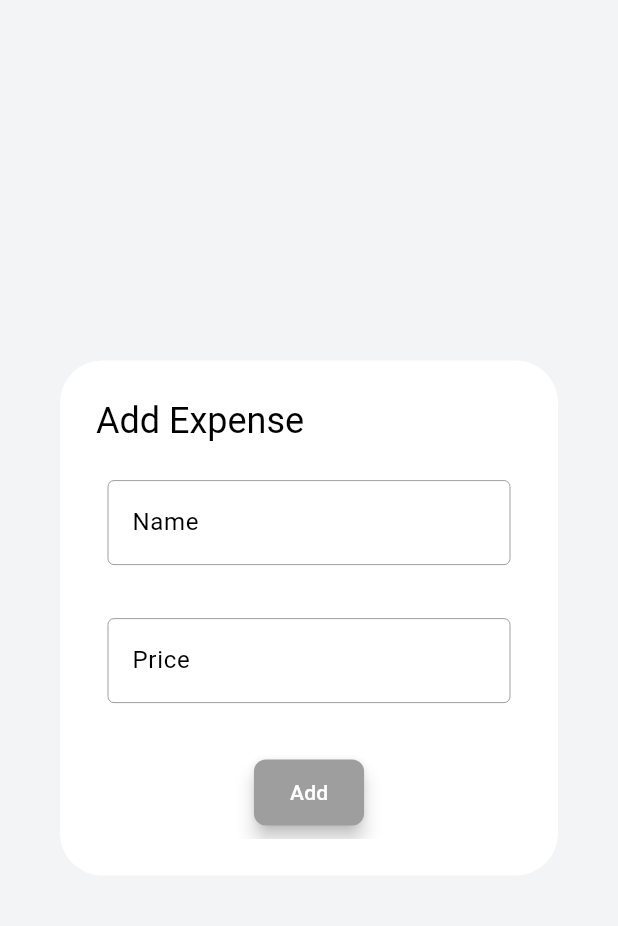
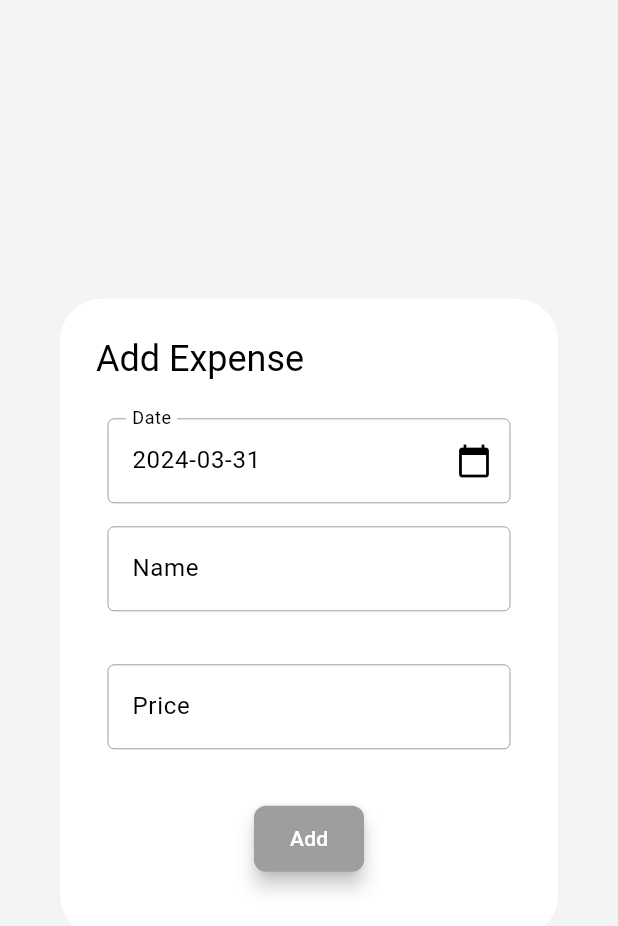
Before and after one commit to Hashane/EST, a Flutter app: the ExpensesAddModal widget shown alone on an empty page, opened directly, on a phone screen of 412 x 824 dp. Shown: the top 926 px of the screen. Run offline on Flutter 3.47's test engine with Material 3 defaults, Android fonts, the phone set to English and light mode, and no system bars; our stand-ins replace cloud_firestore, firebase_auth, firebase_core, table_calendar; accounts and stored records are empty; generated files the repository leaves out were written again; network calls fail.

Commit message:
Function to add expenses to firestore Get expenses from firestore Filter by date range

```diff
--- /dev/null
+++ b/lib/Helper.dart
@@ -0,0 +1,32 @@
+import 'package:cloud_firestore/cloud_firestore.dart';
+
+class Helper {
+  static Stream<QuerySnapshot<Map<String, dynamic>>> getExpenses(
+      String type, {
+        String? startDate,
+        String? endDate,
+      }) {
+    CollectionReference<Map<String, dynamic>> expensesCollection =
+    FirebaseFirestore.instance.collection(type);
+
+    // Convert string dates back to DateTime objects
+    DateTime? startDateTime = startDate != null ? DateTime.parse(startDate) : null;
+    DateTime? endDateTime = endDate != null ? DateTime.parse(endDate) : null;
+
+    // Constructing the query
+    Query<Map<String, dynamic>> query = expensesCollection;
+
+    // Filter by start date if provided
+    if (startDate != null) {
+      query = query.where('expenseDate', isGreaterThanOrEqualTo: startDate);
+    }
+
+    // Filter by end date if provided
+    if (endDate != null) {
+      query = query.where('expenseDate', isLessThanOrEqualTo: endDate);
+    }
+
+    // Return the stream of query snapshots
+    return query.snapshots();
+  }
+}
--- a/lib/screens/expenses/expenses_add_modal.dart
+++ b/lib/screens/expenses/expenses_add_modal.dart
@@ -22,7 +22,7 @@ class ExpensesAddModal extends StatelessWidget {
       title: Text('Add Expense'),
       content: Container(
         width: screenSize.width * 0.8,
-        height: screenSize.height * 0.3,
+        height: screenSize.height * 0.4,
         child: Column(
           children: [
             Expanded(
@@ -30,6 +30,37 @@ class ExpensesAddModal extends StatelessWidget {
                 child: Column(
                   mainAxisSize: MainAxisSize.min,
                   children: <Widget>[
+                    Padding(
+                      padding: const EdgeInsets.all(8.0),
+                      child: TextField(
+                        controller: _dateController,
+                        readOnly: true, // Make the text field read-only
+                        onTap: () async {
+                          // Show date picker when the text field is tapped
+                          DateTime? pickedDate = await showDatePicker(
+                            context: context,
+                            initialDate: DateTime.now(),
+                            firstDate: DateTime(1900),
+                            lastDate: DateTime.now(),
+                          );
+
+                          if (pickedDate != null) {
+                            // Update the text field with the selected date
+                            _dateController.text = _formatDate(pickedDate); // Format the date
+                          }
+                        },
+                        decoration: InputDecoration(
+                          labelText: 'Date',
+                          enabledBorder: const OutlineInputBorder(
+                            // width: 0.0 produces a thin "hairline" border
+                            borderSide: const BorderSide(color: Colors.grey, width: 0.0),
+                          ),
+                          border: OutlineInputBorder(),
+                          suffixIcon: Icon(
+                              Icons.calendar_today), // Add icon to indicate date picker
+                        ),
+                      ),
+                    ),
                     Padding(
                       padding: const EdgeInsets.all(8.0),
                       child: TextField(
@@ -94,16 +125,18 @@ class ExpensesAddModal extends StatelessWidget {
     return '${date.year}-${date.month.toString().padLeft(2, '0')}-${date.day.toString().padLeft(2, '0')}';
   }
 
+
   // Function to add expense to Firestore
   void _addExpenseToFirestore(BuildContext context) {
     // Get data from controllers
+    DateTime date = DateTime.parse(_dateController.text);
     String name = _nameController.text;
     double price = double.tryParse(_priceController.text) ?? 0.0;
 
     // Create an Expense object
     Expense expense = Expense(
       expenseID: 0, // You might want to assign an actual ID
-      expenseDate: DateTime.now(),
+      expenseDate: date,
       name: name,
       amount: price,
       category: 'Your category', // Provide the category as required
```
Also changed, not shown: lib/screens/expenses/expenses_list_screen.dart (+57 -18 lines).
